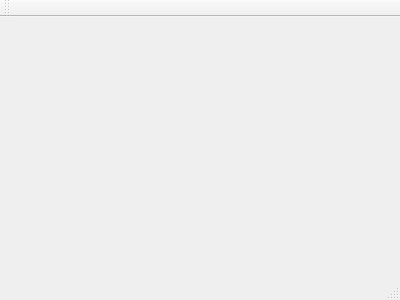
The window that mainwindow.ui (lamouski/TCN) describes before a commit, drawn with Qt 5.
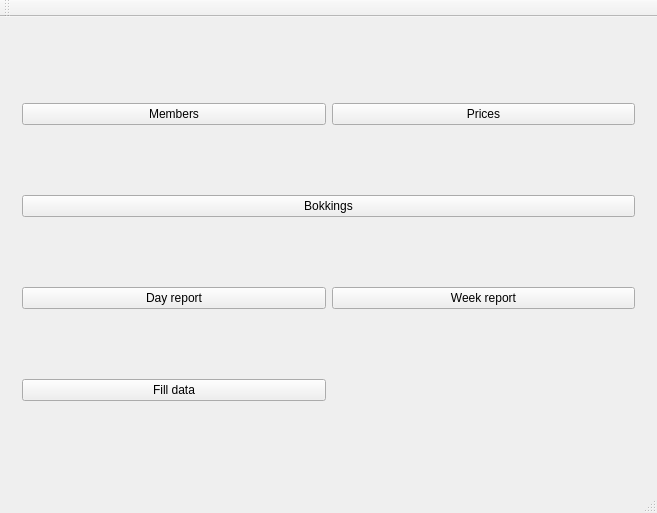
The same window after the commit. Custom widgets are drawn as their Qt base class.

The edit to the form file:
```diff
--- a/mainwindow.ui
+++ b/mainwindow.ui
@@ -1,24 +1,104 @@
 <ui version="4.0">
  <class>MainWindow</class>
- <widget class="QMainWindow" name="MainWindow" >
-  <property name="geometry" >
+ <widget class="QMainWindow" name="MainWindow">
+  <property name="geometry">
    <rect>
     <x>0</x>
     <y>0</y>
-    <width>400</width>
-    <height>300</height>
+    <width>657</width>
+    <height>513</height>
    </rect>
   </property>
   <property name="windowTitle" >
    <string>MainWindow</string>
   </property>
-  <widget class="QMenuBar" name="menuBar" />
-  <widget class="QToolBar" name="mainToolBar" />
-  <widget class="QWidget" name="centralWidget" />
-  <widget class="QStatusBar" name="statusBar" />
+  <widget class="QWidget" name="centralWidget">
+   <layout class="QVBoxLayout" name="verticalLayout">
+    <item>
+     <widget class="QStackedWidget" name="m_stacked_widget">
+      <property name="currentIndex">
+       <number>0</number>
+      </property>
+      <widget class="QWidget" name="m_main_view">
+       <layout class="QGridLayout" name="gridLayout">
+        <item row="4" column="0" colspan="2">
+         <widget class="QPushButton" name="m_button_bookings">
+          <property name="text">
+           <string>Bokkings</string>
+          </property>
+         </widget>
+        </item>
+        <item row="5" column="0">
+         <widget class="QPushButton" name="m_button_day_report">
+          <property name="text">
+           <string>Day report</string>
+          </property>
+         </widget>
+        </item>
+        <item row="5" column="1">
+         <widget class="QPushButton" name="m_button_week_report">
+          <property name="text">
+           <string>Week report</string>
+          </property>
+         </widget>
+        </item>
+        <item row="0" column="1">
+         <widget class="QPushButton" name="mutton_3">
+          <property name="text">
+           <string>Prices</string>
+          </property>
+         </widget>
+        </item>
+        <item row="0" column="0">
+         <widget class="QPushButton" name="m_button_members">
+          <property name="text">
+           <string>Members</string>
+          </property>
+         </widget>
+        </item>
+        <item row="6" column="0">
+         <widget class="QPushButton" name="delete_pushButton">
+          <property name="text">
+           <string>Fill data</string>
+          </property>
+         </widget>
+        </item>
+       </layout>
+      </widget>
+      <widget class="WeekViewWidget" name="m_week_view"/>
+     </widget>
+    </item>
+   </layout>
+  </widget>
+  <widget class="QMenuBar" name="menuBar">
+   <property name="geometry">
+    <rect>
+     <x>0</x>
+     <y>0</y>
+     <width>657</width>
+     <height>22</height>
+    </rect>
+   </property>
+  </widget>
+  <widget class="QToolBar" name="mainToolBar">
+   <attribute name="toolBarArea">
+    <enum>TopToolBarArea</enum>
+   </attribute>
+   <attribute name="toolBarBreak">
+    <bool>false</bool>
+   </attribute>
+  </widget>
+  <widget class="QStatusBar" name="statusBar"/>
  </widget>
- <layoutDefault spacing="6" margin="11" />
- <pixmapfunction></pixmapfunction>
+ <layoutdefault spacing="6" margin="11"/>
+ <customwidgets>
+  <customwidget>
+   <class>WeekViewWidget</class>
+   <extends>QWidget</extends>
+   <header>weekviewwidget.h</header>
+   <container>1</container>
+  </customwidget>
+ </customwidgets>
  <resources/>
  <connections/>
 </ui>
```
Left out of the diff: 3 changed lines with no effect on the pictures.
